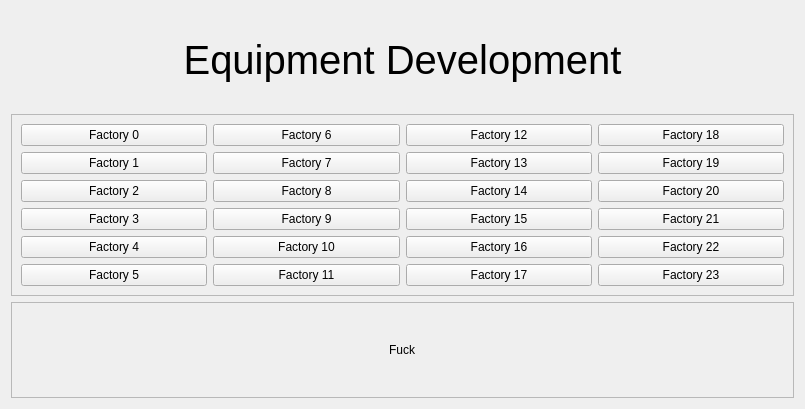
Old version of the form CyberFleet/ClientGUI/ui/factoryarea.ui in the repository ibicdlcod/GuoMuoRuoProject.
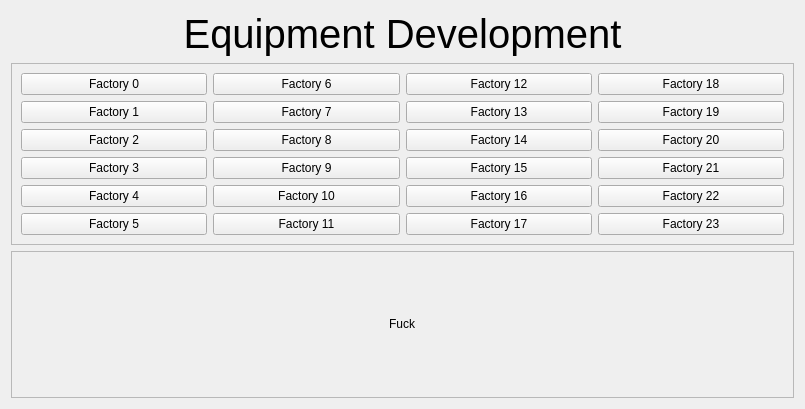
New version of the form. Custom widgets are drawn as their Qt base class.

```diff
--- a/CyberFleet/ClientGUI/ui/factoryarea.ui
+++ b/CyberFleet/ClientGUI/ui/factoryarea.ui
@@ -19,6 +19,12 @@
   <layout class="QVBoxLayout" name="verticalLayout">
    <item>
     <widget class="QLabel" name="FactoryLabel">
+     <property name="sizePolicy">
+      <sizepolicy hsizetype="Preferred" vsizetype="MinimumExpanding">
+       <horstretch>0</horstretch>
+       <verstretch>40</verstretch>
+      </sizepolicy>
+     </property>
      <property name="font">
       <font>
        <pointsize>30</pointsize>
@@ -34,6 +40,18 @@
    </item>
    <item>
     <widget class="QFrame" name="Slots">
+     <property name="sizePolicy">
+      <sizepolicy hsizetype="Preferred" vsizetype="Expanding">
+       <horstretch>0</horstretch>
+       <verstretch>111</verstretch>
+      </sizepolicy>
+     </property>
+     <property name="minimumSize">
+      <size>
+       <width>0</width>
+       <height>0</height>
+      </size>
+     </property>
      <property name="frameShape">
       <enum>QFrame::StyledPanel</enum>
      </property>
@@ -218,6 +236,12 @@
    </item>
    <item>
     <widget class="QFrame" name="ArsenalArea">
+     <property name="sizePolicy">
+      <sizepolicy hsizetype="Preferred" vsizetype="Expanding">
+       <horstretch>0</horstretch>
+       <verstretch>255</verstretch>
+      </sizepolicy>
+     </property>
      <property name="frameShape">
       <enum>QFrame::StyledPanel</enum>
      </property>
```
Left out of the diff: 2 changed lines with no effect on the pictures.
